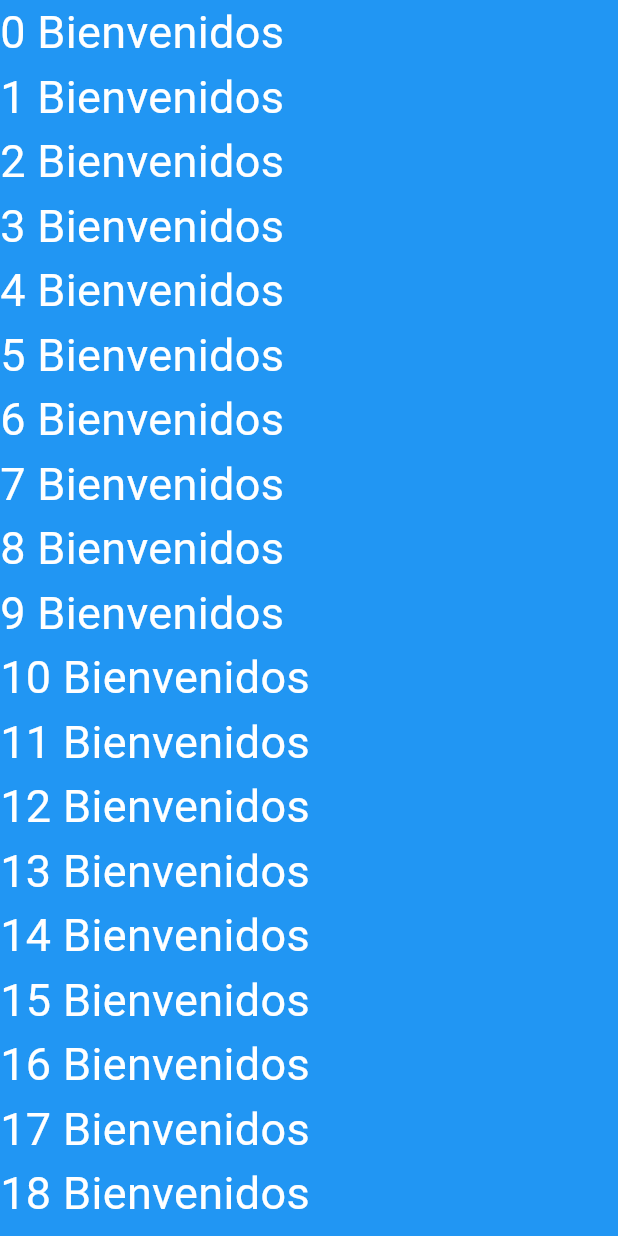
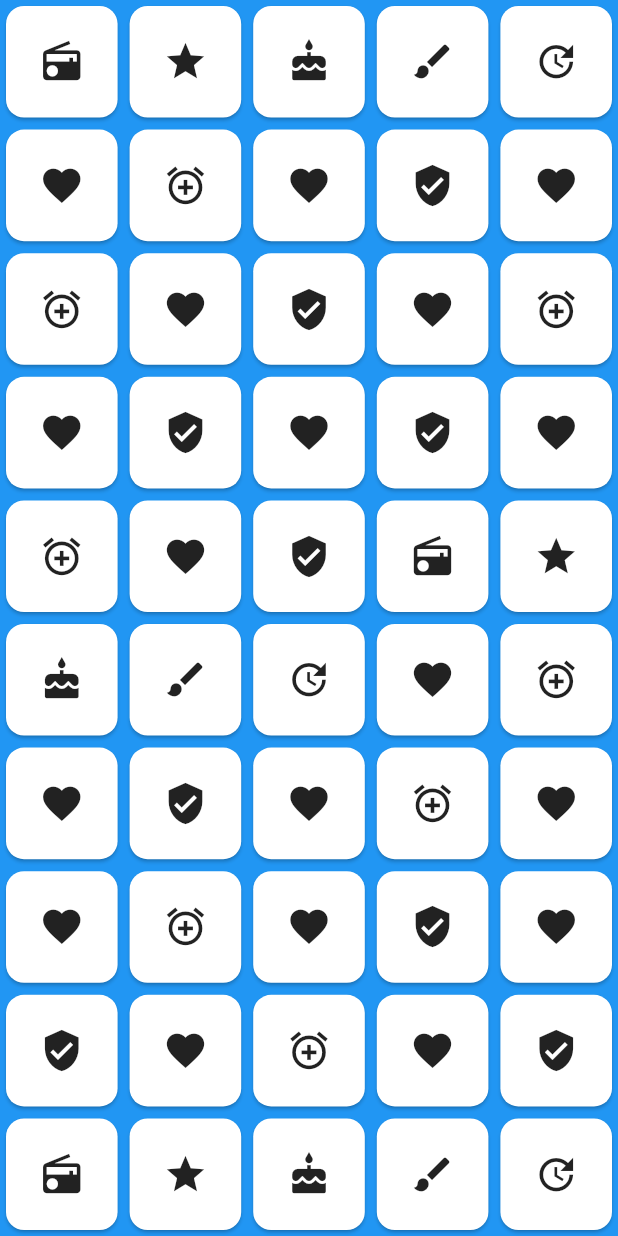
Before and after one commit to Faustino2023/prueba1, a Flutter app: the SafeAreaSample screen opened directly, on a phone screen of 412 x 824 dp. Run offline on Flutter 3.47's test engine with Material 2 defaults, Android fonts, the phone set to English and light mode, and no system bars.

Commit message:
Modificación en archivo Safearea

```diff
--- a/lib/pages/flexible.dart
+++ b/lib/pages/flexible.dart
@@ -5,13 +5,7 @@ class FlexibleWidget extends StatelessWidget {
   @override
   Widget build(BuildContext context) {
     return Scaffold(
-      appBar: AppBar(
-        leading: GestureDetector(
-            onTap: () {
-              Navigator.pop(context);
-            },
-            child: const Icon(Icons.arrow_back_ios_new)),
-      ),
+      appBar: AppBar(),
       body: Padding(
         padding: const EdgeInsets.symmetric(horizontal: 10),
         child: Column(
@@ -19,7 +13,8 @@ class FlexibleWidget extends StatelessWidget {
           children: [
             Column(
               children: [
-                const Text("Flexfit.loose"),
+                const Text("Flexfit.loose."
+                    "Flexfit.suelto"),
                 Row(
                   mainAxisAlignment: MainAxisAlignment.center,
                   children: [
@@ -56,7 +51,7 @@ class FlexibleWidget extends StatelessWidget {
             ),
             Column(
               children: [
-                const Text("Flexfit.tight"),
+                const Text("Flexfit.tight, Flexible ajustado"),
                 Row(
                   children: [
                     Flexible(
--- a/lib/pages/safearea.dart
+++ b/lib/pages/safearea.dart
@@ -1,15 +1,15 @@
 import 'package:flutter/material.dart';
 
-void main() => runApp(SafeareaApp());
+void main() => runApp(const SafeareaApp());
 
 class SafeareaApp extends StatelessWidget {
   const SafeareaApp({super.key});
 
-  // This widget is the root of your application.
   @override
   Widget build(BuildContext context) {
     return MaterialApp(
-      title: 'Safearea',
+      debugShowCheckedModeBanner: false,
+      title: 'Flutter Demo',
       theme: ThemeData(
         primarySwatch: Colors.blue,
       ),
@@ -19,18 +19,84 @@ class SafeareaApp extends StatelessWidget {
 }
 
 class SafeAreaSample extends StatelessWidget {
+  final icons = [
+    Icons.radio,
+    Icons.star,
+    Icons.cake,
+    Icons.brush,
+    Icons.update,
+    Icons.favorite,
+    Icons.add_alarm,
+    Icons.favorite,
+    Icons.verified_user,
+    Icons.favorite,
+    Icons.add_alarm,
+    Icons.favorite,
+    Icons.verified_user,
+    Icons.favorite,
+    Icons.add_alarm,
+    Icons.favorite,
+    Icons.verified_user,
+    Icons.favorite,
+    Icons.verified_user,
+    Icons.favorite,
+    Icons.add_alarm,
+    Icons.favorite,
+    Icons.verified_user,
+    Icons.radio,
+    Icons.star,
+    Icons.cake,
+    Icons.brush,
+    Icons.update,
+    Icons.favorite,
+    Icons.add_alarm,
+    Icons.favorite,
+    Icons.verified_user,
+    Icons.favorite,
+    Icons.add_alarm,
+    Icons.favorite,
+    Icons.favorite,
+    Icons.add_alarm,
+    Icons.favorite,
+    Icons.verified_user,
+    Icons.favorite,
+    Icons.verified_user,
+    Icons.favorite,
+    Icons.add_alarm,
+    Icons.favorite,
+    Icons.verified_user,
+    Icons.radio,
+    Icons.star,
+    Icons.cake,
+    Icons.brush,
+    Icons.update,
+    Icons.favorite,
+    Icons.add_alarm,
+    Icons.favorite,
+    Icons.verified_user,
+    Icons.favorite,
+    Icons.add_alarm,
+    Icons.favorite,
+  ];
   @override
   Widget build(BuildContext context) {
     return Scaffold(
       body: SafeArea(
-        // Ver lista zona segura
-        child: ListView(
-          children: List.generate(
-              120,
-              (i) => Text(
-                    '$i Bienvenidos',
-                    style: const TextStyle(fontSize: 30, color: Colors.white),
-                  )),
+        child: SafeArea(
+          //
+          child: GridView.builder(
+            itemCount: icons.length,
+            gridDelegate: const SliverGridDelegateWithFixedCrossAxisCount(
+              crossAxisCount: 5,
+            ),
+            itemBuilder: (context, index) {
+              return SafeArea(
+                child: Card(
+                  child: Icon(icons[index], size: 30),
+                ),
+              );
+            },
+          ),
         ),
       ),
       backgroundColor: Colors.blue,
```
